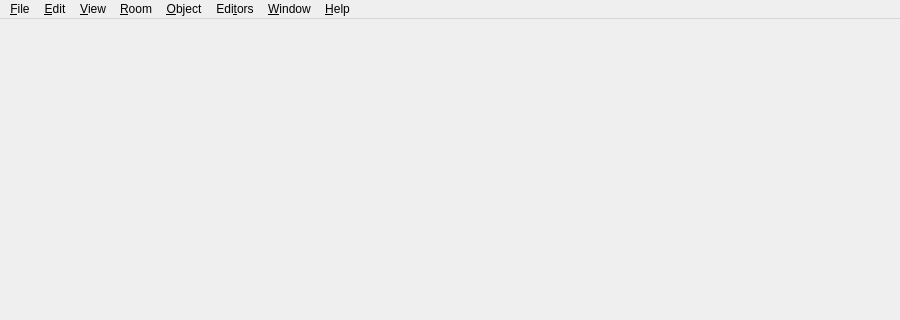
This is qteditor/ui/mainwindow.ui in DescentNetwork/Descent3 as Qt 5 draws it before an edit; both pictures show x 0 to 900 and y 0 to 320 of the 900 by 600 pixel window. The edited form follows.
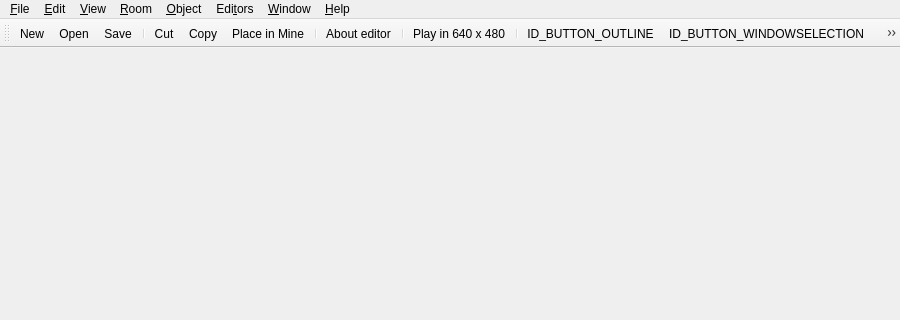
This is the edited form. Icons and pictures are not drawn.

```diff
--- a/qteditor/ui/mainwindow.ui
+++ b/qteditor/ui/mainwindow.ui
@@ -255,6 +255,37 @@
    <addaction name="menuWindow"/>
    <addaction name="menuHelp"/>
   </widget>
+  <widget class="QToolBar" name="maintoolbar">
+   <property name="windowTitle">
+    <string>Toolbar</string>
+   </property>
+   <attribute name="toolBarArea">
+    <enum>TopToolBarArea</enum>
+   </attribute>
+   <attribute name="toolBarBreak">
+    <bool>false</bool>
+   </attribute>
+   <addaction name="ID_FILE_NEW"/>
+   <addaction name="ID_FILE_OPEN"/>
+   <addaction name="ID_FILE_SAVE"/>
+   <addaction name="separator"/>
+   <addaction name="ID_EDIT_CUT"/>
+   <addaction name="ID_EDIT_COPY"/>
+   <addaction name="ID_EDIT_PLACE"/>
+   <addaction name="separator"/>
+   <addaction name="ID_APP_ABOUT"/>
+   <addaction name="separator"/>
+   <addaction name="ID_FILE_PLAY640X480"/>
+   <addaction name="separator"/>
+   <addaction name="ID_BUTTON_OUTLINE"/>
+   <addaction name="ID_BUTTON_WINDOWSELECTION"/>
+   <addaction name="ID_BUTTON_LIGHTING"/>
+   <addaction name="ID_ZBUTTON"/>
+   <addaction name="separator"/>
+   <addaction name="ID_OBJBUTTON"/>
+   <addaction name="ID_REINIT_OPENGL"/>
+   <addaction name="ID_OSIRISCOMPILE"/>
+  </widget>
   <widget class="QStatusBar" name="statusbar"/>
   <action name="IDD_ORPHANHUNTER">
    <property name="text">
```
Left out of the diff: 77 changed lines with no effect on the pictures.
